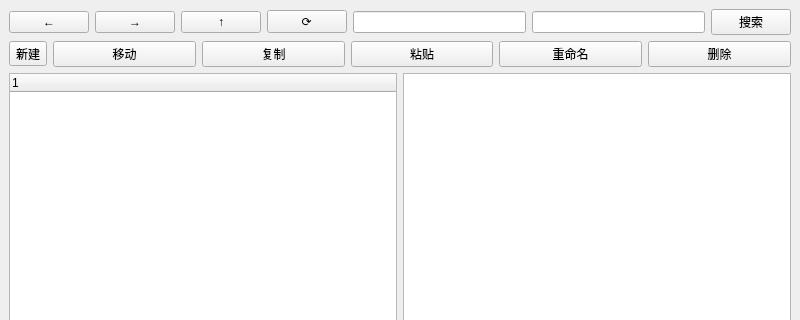
The window that mainwindow.ui (enenene1223/FileManager) describes before a commit, drawn with Qt 5; both pictures show x 0 to 800 and y 0 to 320 of the 800 by 600 pixel window.
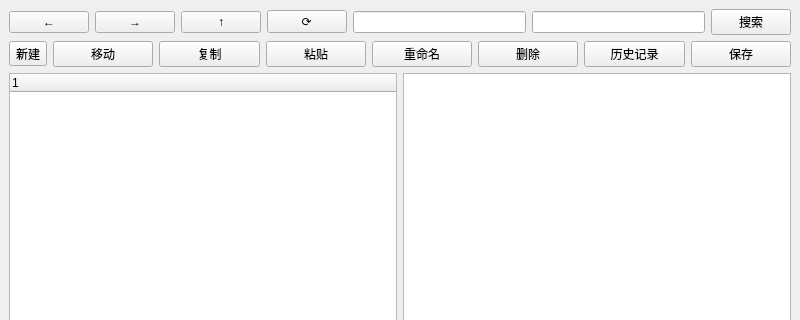
The same window after the commit.

Commit message: feat:完成历史记录和持久化功能

What changed in the file:
```diff
--- a/mainwindow.ui
+++ b/mainwindow.ui
@@ -110,6 +110,20 @@
         </property>
        </widget>
       </item>
+      <item>
+       <widget class="QPushButton" name="btn_history">
+        <property name="text">
+         <string>历史记录</string>
+        </property>
+       </widget>
+      </item>
+      <item>
+       <widget class="QPushButton" name="btn_save">
+        <property name="text">
+         <string>保存</string>
+        </property>
+       </widget>
+      </item>
      </layout>
     </item>
     <item>
```
Left out of the diff: 2 changed lines with no effect on the pictures. The commit also changes 2 other files.
